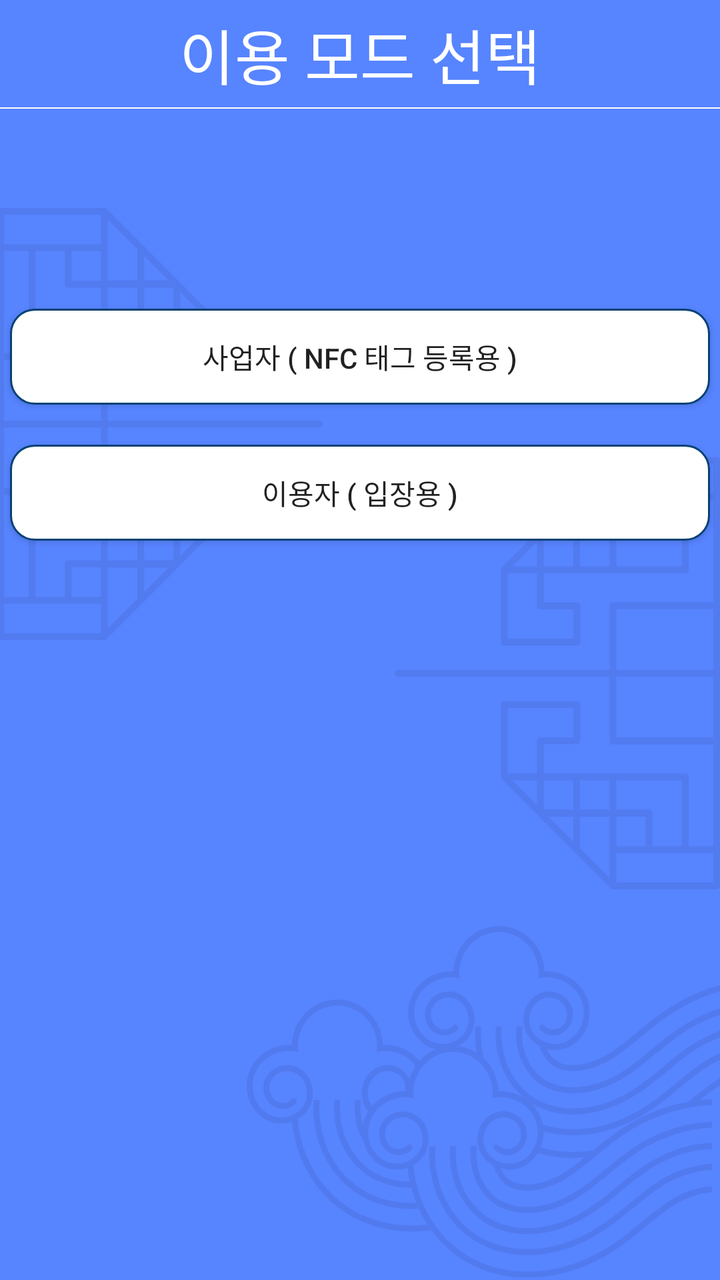
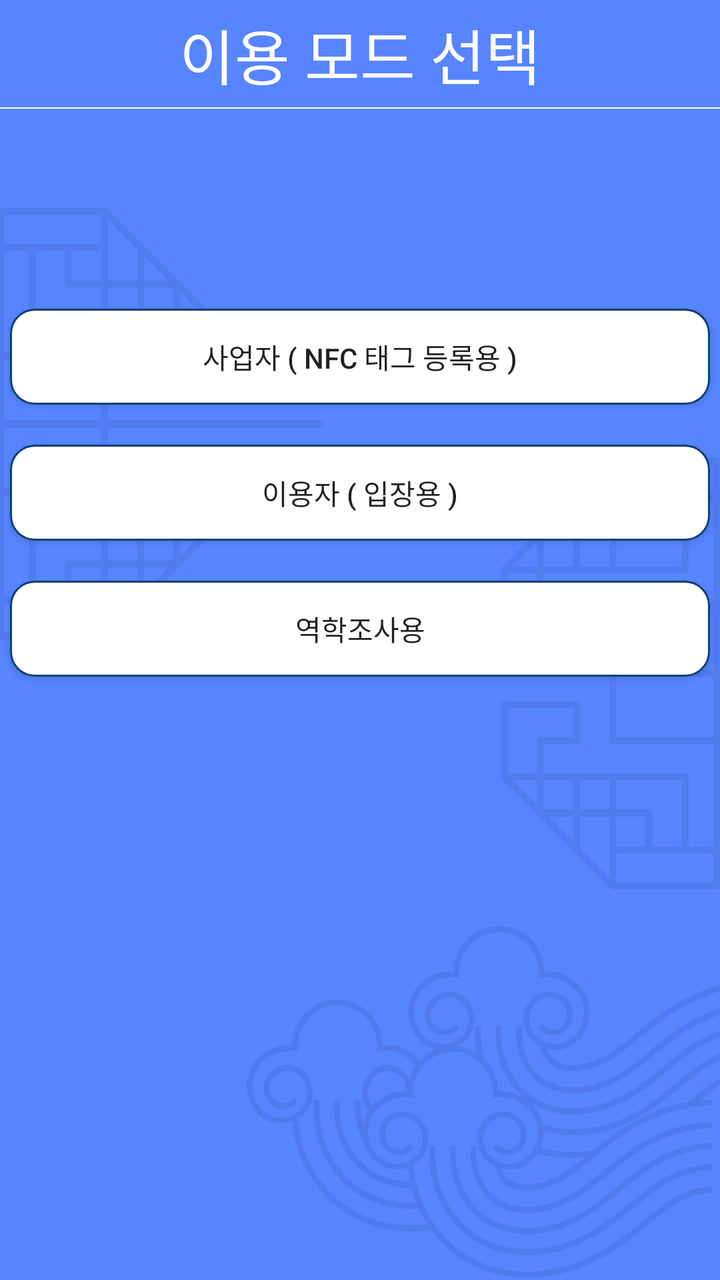

Before-and-after screenshots of an Android layout around one commit, followed by the original layout XML and the change that was made.
<!-- AndroidManifest.xml: application theme Theme.AppCompat.Light.NoActionBar -->
<!-- res/layout/activity_creat_user.xml -->
<?xml version="1.0" encoding="utf-8"?>
<LinearLayout xmlns:android="http://schemas.android.com/apk/res/android"
    xmlns:app="http://schemas.android.com/apk/res-auto"
    xmlns:tools="http://schemas.android.com/tools"
    android:layout_width="match_parent"
    android:layout_height="match_parent"
    android:orientation="vertical"
    android:background="@drawable/cv_check_lay"
    tools:context=".Creat_user">

    <TextView
        android:id="@+id/creat_user_title"
        android:layout_width="match_parent"
        android:layout_height="wrap_content"
        android:text="이용 모드 선택"
        android:gravity="center"
        android:fontFamily="@font/gmsansmid"
        android:textColor="@color/white"
        android:textSize="30sp"
        android:layout_marginBottom="5dp"
        android:layout_marginTop="5dp"
        />
    <View
        android:layout_width="wrap_content"
        android:layout_height="2px"
        android:background="@color/white"
        android:layout_marginBottom="100dp"
        />

    <Button
        android:id="@+id/go_shop"
        android:layout_width="match_parent"
        android:layout_height="wrap_content"
        android:layout_marginBottom="20dp"
        android:layout_marginLeft="5dp"
        android:layout_marginRight="5dp"
        android:background="@drawable/button_line"
        android:text="사업자 ( NFC 태그 등록용 )" />

    <Button
        android:id="@+id/go_user"
        android:layout_width="match_parent"
        android:layout_height="wrap_content"
        android:layout_marginLeft="5dp"
        android:layout_marginRight="5dp"
        android:background="@drawable/button_line"
        android:text="이용자 ( 입장용 )" />
</LinearLayout>
<!-- resources referenced by this layout -->
<resources>
  <color name="white">#FFFFFFFF</color>
  <!-- drawable button_line (drawable) -->
  <?xml version="1.0" encoding="utf-8"?>
  <shape xmlns:android="http://schemas.android.com/apk/res/android"
      android:padding="10dp"
      android:shape="rectangle" >
      <solid android:color="#FFFFFF" />
      <corners
          android:bottomLeftRadius="12dp"
          android:bottomRightRadius="12dp"
          android:topLeftRadius="12dp"
          android:topRightRadius="12dp" />
      <stroke
          android:width="1dp"
          android:color="#064274" />
  </shape>
  <!-- drawable cv_check_lay: png bitmap (drawable-v24, 110006 bytes) -->
</resources>

<!-- the commit's change to res/layout/activity_creat_user.xml (unified diff, before → after) -->
@@ -43,6 +43,18 @@
         android:layout_height="wrap_content"
         android:layout_marginLeft="5dp"
         android:layout_marginRight="5dp"
+        android:layout_marginBottom="20dp"
         android:background="@drawable/button_line"
         android:text="이용자 ( 입장용 )" />
+
+    <Button
+        android:id="@+id/go_history"
+        android:layout_width="match_parent"
+        android:layout_height="wrap_content"
+        android:layout_marginLeft="5dp"
+        android:layout_marginRight="5dp"
+        android:background="@drawable/button_line"
+        android:text="역학조사용" />
+
+
 </LinearLayout>
